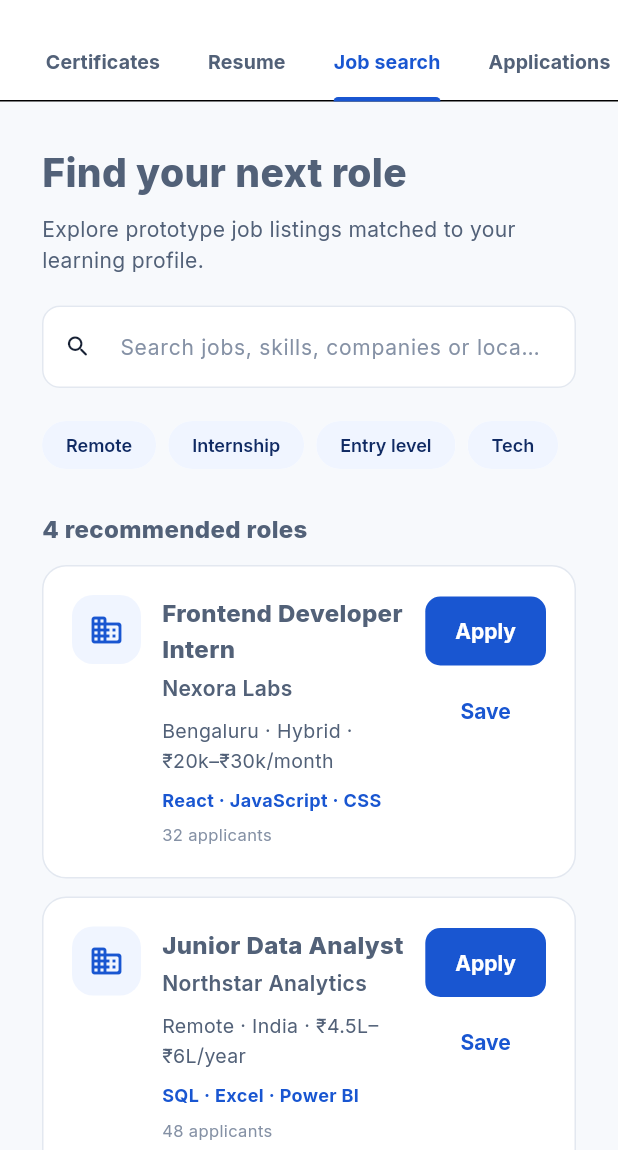
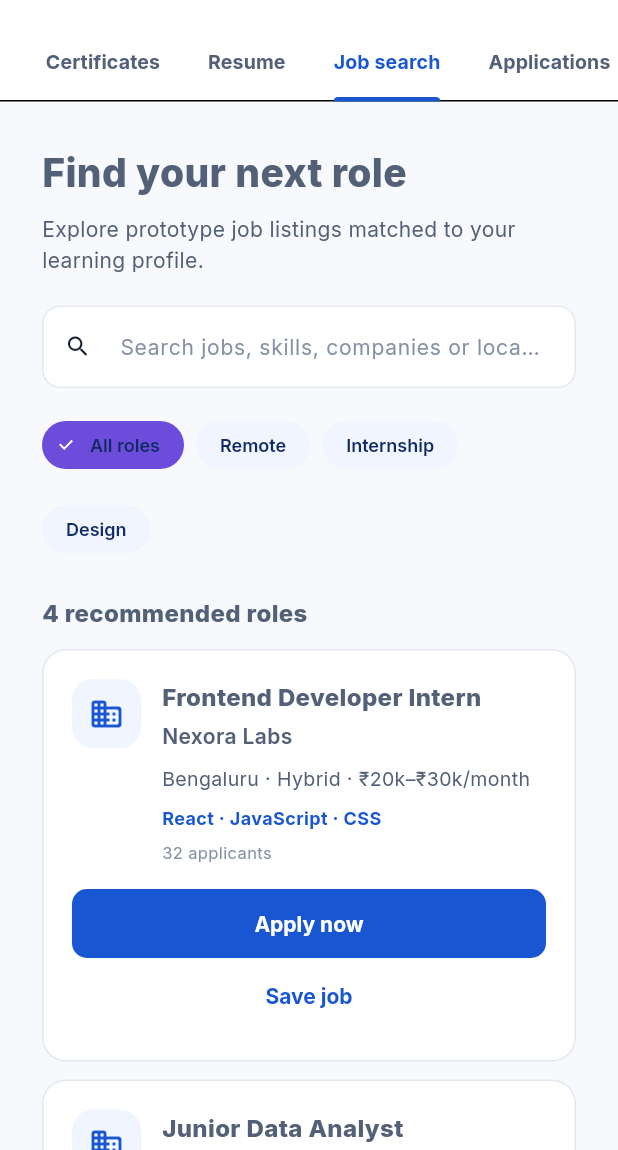
Before and after one commit to kartikpuranik18-glitch/doeet, a Flutter app: the CareerScreen screen opened by its route, tab 4 chosen, on a phone screen of 412 x 824 dp, the part 86-1236 px from its top. Run offline on Flutter 3.47's test engine with Material 3 defaults, Android fonts, the phone set to English and light mode, and no system bars; our stand-ins replace cloud_firestore, cloud_functions, firebase_auth, firebase_core, fl_chart, flutter_animate and 10 more; accounts and stored records are empty; statements that could not run were skipped.

Commit message:
fix: make job search and guest learning access reliable

```diff
--- a/lib/features/career/presentation/career_screen.dart
+++ b/lib/features/career/presentation/career_screen.dart
@@ -93,7 +93,7 @@ class _CareerScreenState extends ConsumerState<CareerScreen>
                 _CareerOverview(uid: uid),
                 _CertificatesTab(uid: uid),
                 _ResumeTab(uid: uid),
-                _JobsTab(uid: uid),
+                _PrototypeJobSearch(onApplied: () => _tabs.animateTo(4)),
                 _ApplicationsTab(uid: uid),
                 const _InterviewPrepTab(),
                 const _CareerInsightsTab(),
@@ -467,7 +467,7 @@ class _JobsTabState extends State<_JobsTab> {
         if (snapshot.hasError) {
           return const Center(child: Text('Jobs are unavailable.'));
         }
-        if (docs.isEmpty) return const _PrototypeJobSearch();
+        if (docs.isEmpty) return _PrototypeJobSearch(onApplied: () {});
         return ListView.separated(
           padding: const EdgeInsets.all(24),
           itemCount: docs.isEmpty ? 2 : docs.length + 1,
@@ -536,13 +536,15 @@ class _JobsTabState extends State<_JobsTab> {
 }
 
 class _PrototypeJobSearch extends StatefulWidget {
-  const _PrototypeJobSearch();
+  const _PrototypeJobSearch({required this.onApplied});
+  final VoidCallback onApplied;
   @override
   State<_PrototypeJobSearch> createState() => _PrototypeJobSearchState();
 }
 
 class _PrototypeJobSearchState extends State<_PrototypeJobSearch> {
   String query = '';
+  String filter = 'All roles';
   static const jobs = [
     ('Frontend Developer Intern', 'Nexora Labs', 'Bengaluru · Hybrid', '₹20k–₹30k/month', 'React · JavaScript · CSS', '32 applicants'),
     ('Junior Data Analyst', 'Northstar Analytics', 'Remote · India', '₹4.5L–₹6L/year', 'SQL · Excel · Power BI', '48 applicants'),
@@ -551,14 +553,20 @@ class _PrototypeJobSearchState extends State<_PrototypeJobSearch> {
   ];
   @override
   Widget build(BuildContext context) {
-    final visible = jobs.where((job) => '${job.$1} ${job.$2} ${job.$3} ${job.$4} ${job.$5} ${job.$6}'.toLowerCase().contains(query.toLowerCase())).toList();
+    final visible = jobs.where((job) {
+      final text = '${job.$1} ${job.$2} ${job.$3} ${job.$4} ${job.$5} ${job.$6}'.toLowerCase();
+      final matchesQuery = text.contains(query.toLowerCase());
+      final matchesFilter = filter == 'All roles' || (filter == 'Remote' && text.contains('remote')) || (filter == 'Internship' && (text.contains('intern') || text.contains('trainee'))) || (filter == 'Design' && text.contains('design'));
+      return matchesQuery && matchesFilter;
+    }).toList();
     return ListView(padding: const EdgeInsets.fromLTRB(28, 28, 28, 48), children: [
       const Text('Find your next role', style: TextStyle(fontSize: 26, fontWeight: FontWeight.w800)), const SizedBox(height: 7),
       const Text('Explore prototype job listings matched to your learning profile.', style: TextStyle(color: AppColors.textSecondary)), const SizedBox(height: 20),
       TextField(onChanged: (value) => setState(() => query = value), decoration: const InputDecoration(hintText: 'Search jobs, skills, companies or locations', prefixIcon: Icon(Icons.search_rounded))), const SizedBox(height: 14),
-      Wrap(spacing: 8, runSpacing: 8, children: const [Chip(label: Text('Remote')), Chip(label: Text('Internship')), Chip(label: Text('Entry level')), Chip(label: Text('Tech'))]), const SizedBox(height: 20),
+      Wrap(spacing: 8, runSpacing: 8, children: ['All roles', 'Remote', 'Internship', 'Design'].map((item) => ChoiceChip(label: Text(item), selected: filter == item, onSelected: (_) => setState(() => filter = item))).toList()), const SizedBox(height: 20),
       Text('${visible.length} recommended roles', style: const TextStyle(fontWeight: FontWeight.w800, fontSize: 16)), const SizedBox(height: 12),
-      for (final job in visible) _PrototypeJobCard(job: job),
+      if (visible.isEmpty) const Padding(padding: EdgeInsets.symmetric(vertical: 34), child: Center(child: Text('No roles match that search. Try another skill or filter.'))),
+      for (final job in visible) _PrototypeJobCard(job: job, onApplied: widget.onApplied),
       const SizedBox(height: 24), const Text('Recommended for you', style: TextStyle(fontSize: 19, fontWeight: FontWeight.w800)), const SizedBox(height: 8),
       const Text('Based on your React, SQL and Figma skills.', style: TextStyle(color: AppColors.textSecondary, fontSize: 13)), const SizedBox(height: 12),
       const _CareerFeature(icon: Icons.auto_awesome_outlined, title: 'Build one more React project', detail: 'Portfolio evidence can improve your match for frontend roles.', stat: '+18% match'),
@@ -568,14 +576,14 @@ class _PrototypeJobSearchState extends State<_PrototypeJobSearch> {
 }
 
 class _PrototypeJobCard extends StatelessWidget {
-  const _PrototypeJobCard({required this.job});
+  const _PrototypeJobCard({required this.job, required this.onApplied});
   final (String, String, String, String, String, String) job;
+  final VoidCallback onApplied;
   @override
-  Widget build(BuildContext context) => Padding(padding: const EdgeInsets.only(bottom: 12), child: Container(padding: const EdgeInsets.all(19), decoration: BoxDecoration(color: AppColors.bgCard, border: Border.all(color: AppColors.border), borderRadius: BorderRadius.circular(16)), child: Row(crossAxisAlignment: CrossAxisAlignment.start, children: [
+  Widget build(BuildContext context) => Padding(padding: const EdgeInsets.only(bottom: 12), child: Container(padding: const EdgeInsets.all(19), decoration: BoxDecoration(color: AppColors.bgCard, border: Border.all(color: AppColors.border), borderRadius: BorderRadius.circular(16)), child: LayoutBuilder(builder: (context, constraints) { final actions = Column(crossAxisAlignment: CrossAxisAlignment.stretch, children: [FilledButton(onPressed: () { final alreadyApplied = _prototypeApplications.value.any((item) => item.role == job.$1 && item.company == job.$2); if (!alreadyApplied) { _prototypeApplications.value = [_PrototypeApplication(job.$1, job.$2, 'Applied', 'Application submitted just now'), ..._prototypeApplications.value]; } ScaffoldMessenger.of(context).showSnackBar(const SnackBar(content: Text('Application added to your tracker.'))); onApplied(); }, child: const Text('Apply now')), TextButton(onPressed: () => ScaffoldMessenger.of(context).showSnackBar(const SnackBar(content: Text('Job saved for later.'))), child: const Text('Save job'))]); final details = Row(crossAxisAlignment: CrossAxisAlignment.start, children: [
     Container(width: 46, height: 46, decoration: BoxDecoration(color: AppColors.bgElevated, borderRadius: BorderRadius.circular(14)), child: const Icon(Icons.business_rounded, color: AppColors.primary)), const SizedBox(width: 14),
     Expanded(child: Column(crossAxisAlignment: CrossAxisAlignment.start, children: [Text(job.$1, style: const TextStyle(fontSize: 16, fontWeight: FontWeight.w800)), const SizedBox(height: 3), Text(job.$2, style: const TextStyle(color: AppColors.textSecondary, fontWeight: FontWeight.w600)), const SizedBox(height: 9), Text('${job.$3} · ${job.$4}', style: const TextStyle(color: AppColors.textSecondary, fontSize: 13)), const SizedBox(height: 7), Text(job.$5, style: const TextStyle(color: AppColors.primary, fontSize: 12, fontWeight: FontWeight.w700)), const SizedBox(height: 6), Text(job.$6, style: const TextStyle(color: AppColors.textMuted, fontSize: 11))])),
-    const SizedBox(width: 10), Column(children: [FilledButton(onPressed: () { final alreadyApplied = _prototypeApplications.value.any((item) => item.role == job.$1 && item.company == job.$2); if (!alreadyApplied) { _prototypeApplications.value = [_PrototypeApplication(job.$1, job.$2, 'Applied', 'Application submitted just now'), ..._prototypeApplications.value]; } ScaffoldMessenger.of(context).showSnackBar(const SnackBar(content: Text('Application added to your tracker.'))); }, child: const Text('Apply')), const SizedBox(height: 5), TextButton(onPressed: () => ScaffoldMessenger.of(context).showSnackBar(const SnackBar(content: Text('Job saved for later.'))), child: const Text('Save'))]),
-  ])));
+  ]); return constraints.maxWidth < 560 ? Column(crossAxisAlignment: CrossAxisAlignment.stretch, children: [details, const SizedBox(height: 14), actions]) : Row(crossAxisAlignment: CrossAxisAlignment.start, children: [Expanded(child: details), const SizedBox(width: 14), SizedBox(width: 116, child: actions)]); })));
 }
 
 class _ApplicationsTab extends StatelessWidget {
```
